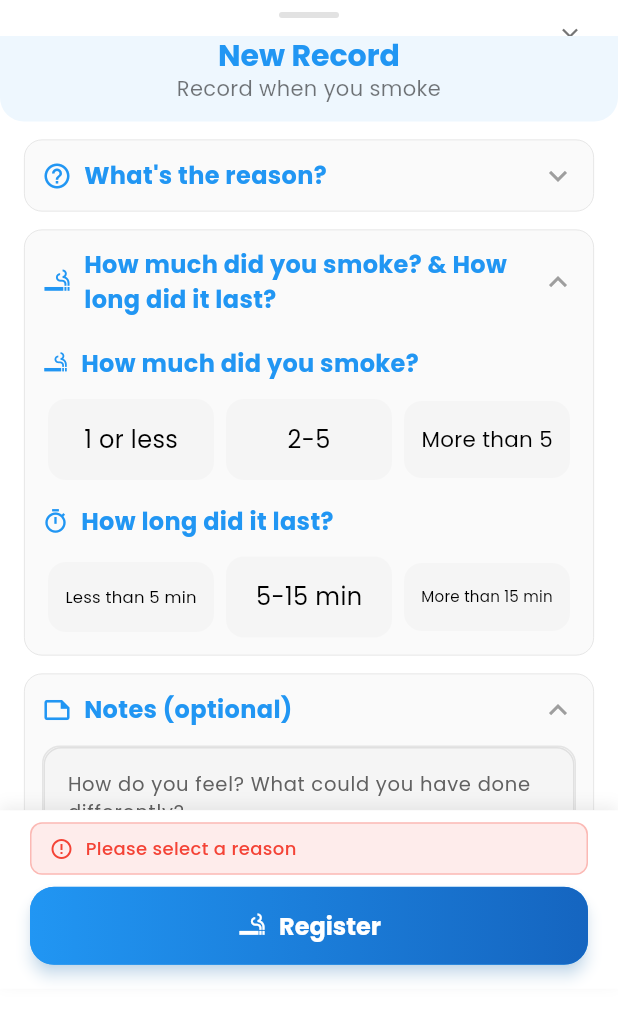
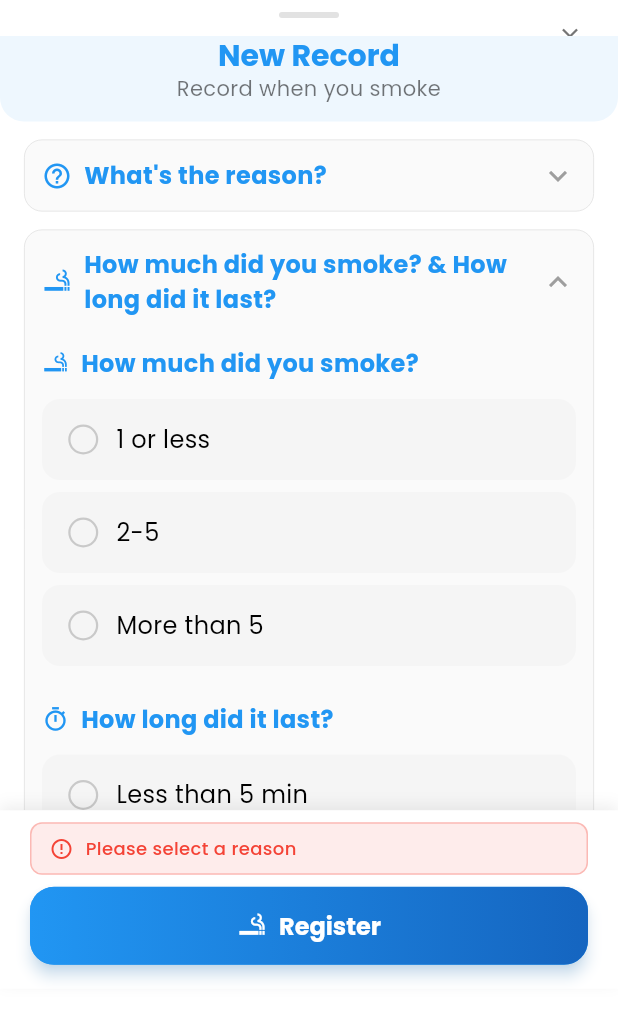
Before and after one commit to kellvembarbosa/nicotinaai_flutter, a Flutter app: the NewRecordSheet widget shown alone on an empty page, opened directly, after a tap on "What's the reason?", on a phone screen of 412 x 824 dp. Shown: the top 1019 px of the screen. Run offline on Flutter 3.47's test engine with Material 3 defaults, Android fonts, the phone set to English and light mode, and no system bars; our stand-ins replace connectivity_plus, device_info_plus, firebase_core, firebase_messaging, flutter_dotenv, flutter_local_notifications and 5 more; accounts and stored records are empty.

Commit message:
fix: improve form layout with vertical options for better readability
- Change "How Much" and "How Long" sections from horizontal to vertical layout
- Create new components specifically designed for vertical option selection
- Add radio button style indicators for clearer selection state
- Improve touch targets with full-width buttons in the quantity and duration sections
- Enhance readability with larger fonts and better spacing

🤖 Generated with [Claude Code](https://claude.ai/code)

Co-Authored-By: Claude <noreply@anthropic.com>

```diff
--- a/lib/features/home/widgets/new_record_sheet.dart
+++ b/lib/features/home/widgets/new_record_sheet.dart
@@ -353,7 +353,7 @@ class _NewRecordSheetState extends State<NewRecordSheet> {
                                             ],
                                           ),
                                           const SizedBox(height: 12),
-                                          _buildAmountOptions(context, l10n),
+                                          _buildAmountOptionsVertical(context, l10n),
                                         ],
                                       ),
                                     ),
@@ -384,7 +384,7 @@ class _NewRecordSheetState extends State<NewRecordSheet> {
                                           ],
                                         ),
                                         const SizedBox(height: 12),
-                                        _buildDurationOptions(context, l10n),
+                                        _buildDurationOptionsVertical(context, l10n),
                                       ],
                                     ),
                                   ],
@@ -890,6 +890,7 @@ class _NewRecordSheetState extends State<NewRecordSheet> {
     );
   }
 
+  // Manter o método antigo para backward compatibility
   Widget _buildAmountOptions(BuildContext context, AppLocalizations l10n) {
     final amounts = [
       _AmountOption(label: l10n.oneOrLess, value: 'one_or_less'),
@@ -918,6 +919,35 @@ class _NewRecordSheetState extends State<NewRecordSheet> {
     );
   }
 
+  // Novo método para layout vertical
+  Widget _buildAmountOptionsVertical(BuildContext context, AppLocalizations l10n) {
+    final amounts = [
+      _AmountOption(label: l10n.oneOrLess, value: 'one_or_less'),
+      _AmountOption(label: l10n.twoToFive, value: 'two_to_five'),
+      _AmountOption(label: l10n.moreThanFive, value: 'more_than_five'),
+    ];
+
+    return Column(
+      children: amounts.map((amount) => Padding(
+        padding: const EdgeInsets.only(bottom: 8),
+        child: _buildOptionButtonVertical(
+          context,
+          amount.label,
+          amount.value,
+          _selectedAmount == amount.value,
+          (value) {
+            setState(() {
+              _selectedAmount = value ? amount.value : null;
+              // Atualiza as seções quando o usuário faz uma seleção
+              _updateSectionStates();
+            });
+          },
+        ),
+      )).toList(),
+    );
+  }
+
+  // Manter o método antigo para backward compatibility
   Widget _buildDurationOptions(BuildContext context, AppLocalizations l10n) {
     final durations = [
       _DurationOption(label: l10n.lessThan5min, value: 'less_than_5min'),
@@ -943,6 +973,108 @@ class _NewRecordSheetState extends State<NewRecordSheet> {
           ),
         ),
       )).toList(),
+    );
+  }
+
+  // Novo método para layout vertical
+  Widget _buildDurationOptionsVertical(BuildContext context, AppLocalizations l10n) {
+    final durations = [
+      _DurationOption(label: l10n.lessThan5min, value: 'less_than_5min'),
+      _DurationOption(label: l10n.fiveToFifteenMin, value: '5_to_15min'),
+      _DurationOption(label: l10n.moreThan15min, value: 'more_than_15min'),
+    ];
+
+    return Column(
+      children: durations.map((duration) => Padding(
+        padding: const EdgeInsets.only(bottom: 8),
+        child: _buildOptionButtonVertical(
+          context,
+          duration.label,
+          duration.value,
+          _selectedDuration == duration.value,
+          (value) {
+            setState(() {
+              _selectedDuration = value ? duration.value : null;
+              // Atualiza as seções quando o usuário faz uma seleção
+              _updateSectionStates();
+            });
+          },
+        ),
+      )).toList(),
+    );
+  }
+
+  // Botão de opção vertical de largura total
+  Widget _buildOptionButtonVertical(
+    BuildContext context,
+    String label,
+    String value,
+    bool isSelected,
+    Function(bool) onSelected,
+  ) {
+    final color = context.primaryColor;
+
+    return InkWell(
+      onTap: () {
+        onSelected(!isSelected);
+      },
+      borderRadius: BorderRadius.circular(12),
+      child: Container(
+        width: double.infinity,
+        padding: const EdgeInsets.symmetric(vertical: 14, horizontal: 16),
+        decoration: BoxDecoration(
+          color: isSelected
+            ? color.withOpacity(0.2)
+            : context.isDarkMode
+              ? Colors.grey.withOpacity(0.1)
+              : Colors.grey.withOpacity(0.05),
+          borderRadius: BorderRadius.circular(12),
+          border: Border.all(
+            color: isSelected
+              ? color
+              : Colors.transparent,
+            width: 1.5,
+          ),
+        ),
+        child: Row(
+          children: [
+            // Indicador de seleção
+            Container(
+              width: 20,
+              height: 20,
+              decoration: BoxDecoration(
+                shape: BoxShape.circle,
+                color: isSelected ? color : Colors.transparent,
+                border: Border.all(
+                  color: isSelected ? color : Colors.grey.withOpacity(0.5),
+                  width: 1.5,
+                ),
+              ),
+              child: isSelected
+                ? const Center(
+                    child: Icon(
+                      Icons.check,
+                      size: 14,
+                      color: Colors.white,
+                    ),
+                  )
+                : null,
+            ),
+            const SizedBox(width: 12),
+            // Texto da opção
+            Expanded(
+              child: Text(
+                label,
+                style: TextStyle(
+                  fontSize: 16,
+                  fontWeight: isSelected ? FontWeight.bold : FontWeight.normal,
+                  color: isSelected ? color : context.contentColor,
+                ),
+              ),
+            ),
+          ],
+        ),
+      ),
     );
   }
 
```
